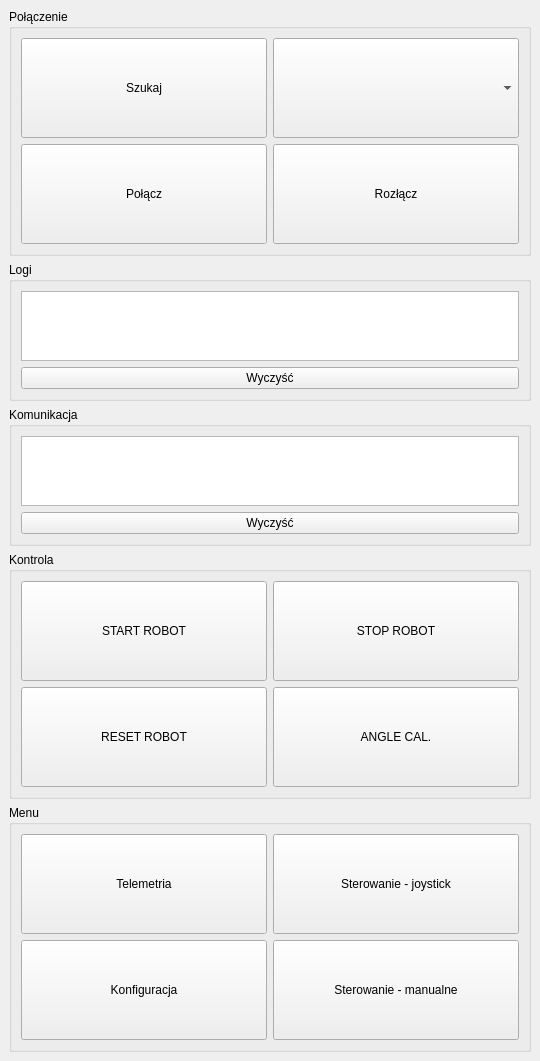
Old version of the form mainwindow.ui in the repository superjulek/Robot_controller.
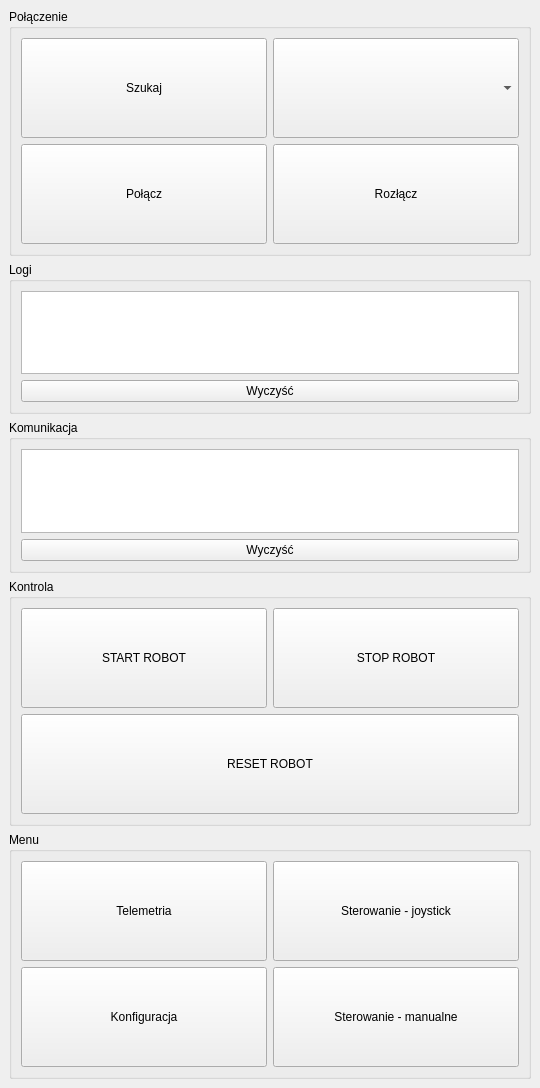
New version of the form.

Commit message: Remove unused button and change language of charts

The edit to the form file:
```diff
--- a/mainwindow.ui
+++ b/mainwindow.ui
@@ -7,7 +7,7 @@
     <x>0</x>
     <y>0</y>
     <width>540</width>
-    <height>960</height>
+    <height>1088</height>
    </rect>
   </property>
   <property name="windowTitle">
@@ -177,7 +177,7 @@
          </property>
         </widget>
        </item>
-       <item row="2" column="0">
+       <item row="2" column="0" colspan="2">
         <widget class="QPushButton" name="pushButtonRobotReset">
          <property name="minimumSize">
           <size>
@@ -190,19 +190,6 @@
          </property>
         </widget>
        </item>
-       <item row="2" column="1">
-        <widget class="QPushButton" name="pushButtonAngleCalibration">
-         <property name="minimumSize">
-          <size>
-           <width>0</width>
-           <height>100</height>
-          </size>
-         </property>
-         <property name="text">
-          <string>ANGLE CAL.</string>
-         </property>
-        </widget>
-       </item>
       </layout>
      </widget>
     </item>
```
The commit also changes 3 other files.
